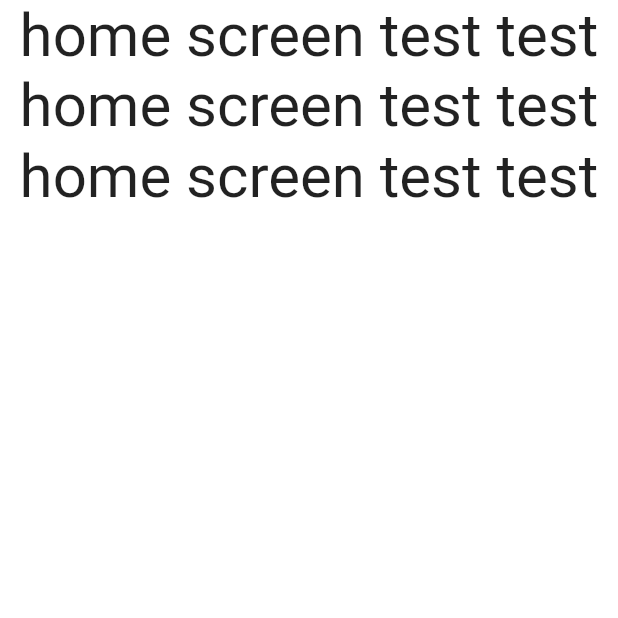
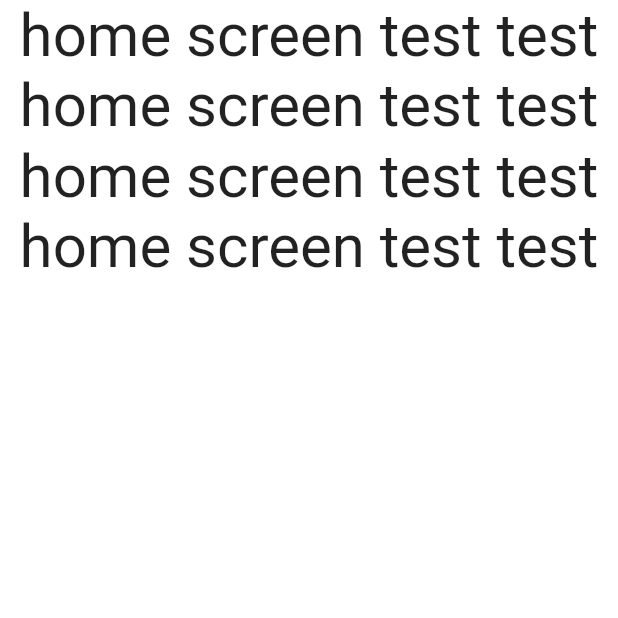
Before and after one commit to riqi3/StreamingApp, a Flutter app: the HomeScreen screen opened by its route, on a phone screen of 412 x 824 dp, the top half of it. Run offline on Flutter 3.47's test engine with Material 2 defaults, Android fonts, the phone set to English and light mode, and no system bars; our stand-ins replace gradient_borders, outline_gradient_button, smooth_page_indicator.

Commit message:
test home

```diff
--- a/streaming_app/lib/pages/HomeScreen.dart
+++ b/streaming_app/lib/pages/HomeScreen.dart
@@ -6,8 +6,14 @@ class HomeScreen extends StatelessWidget {
   @override
   Widget build(BuildContext context) {
     return Scaffold(
-      body:  Column(
+      body: Column(
         children: [
+          Center(
+            child: Text(
+              'home screen test test',
+              style: TextStyle(fontSize: 40),
+            ),
+          ),
           Center(
             child: Text(
               'home screen test test',
```
Lines whose indentation alone changed are shown as unchanged.
